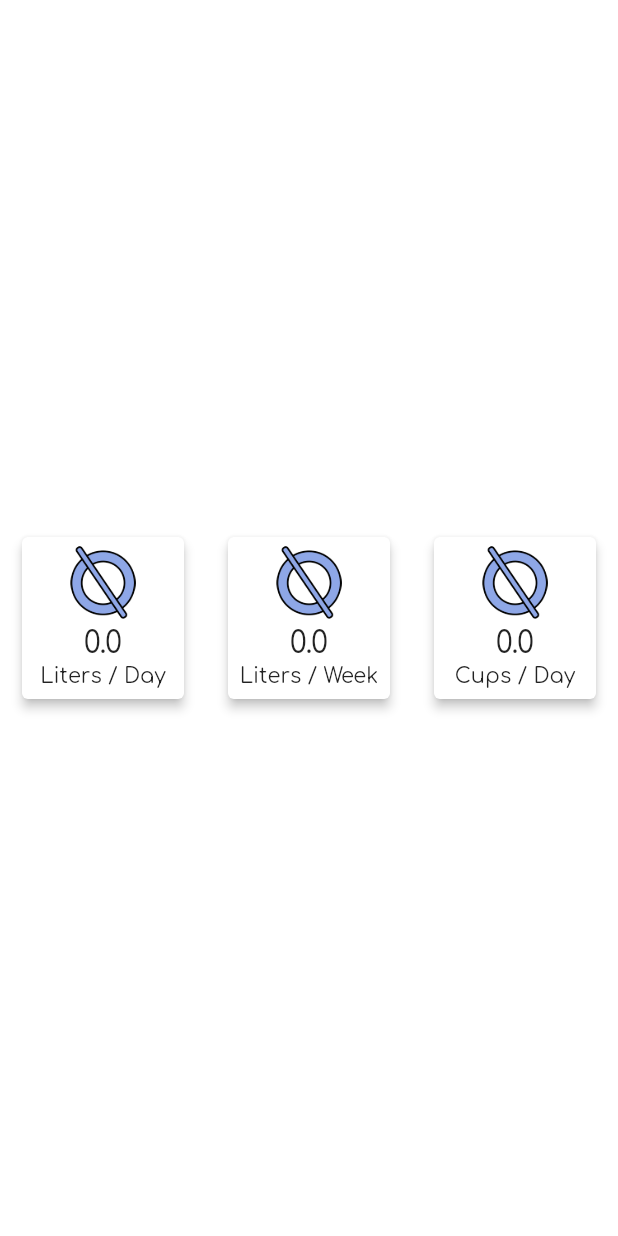
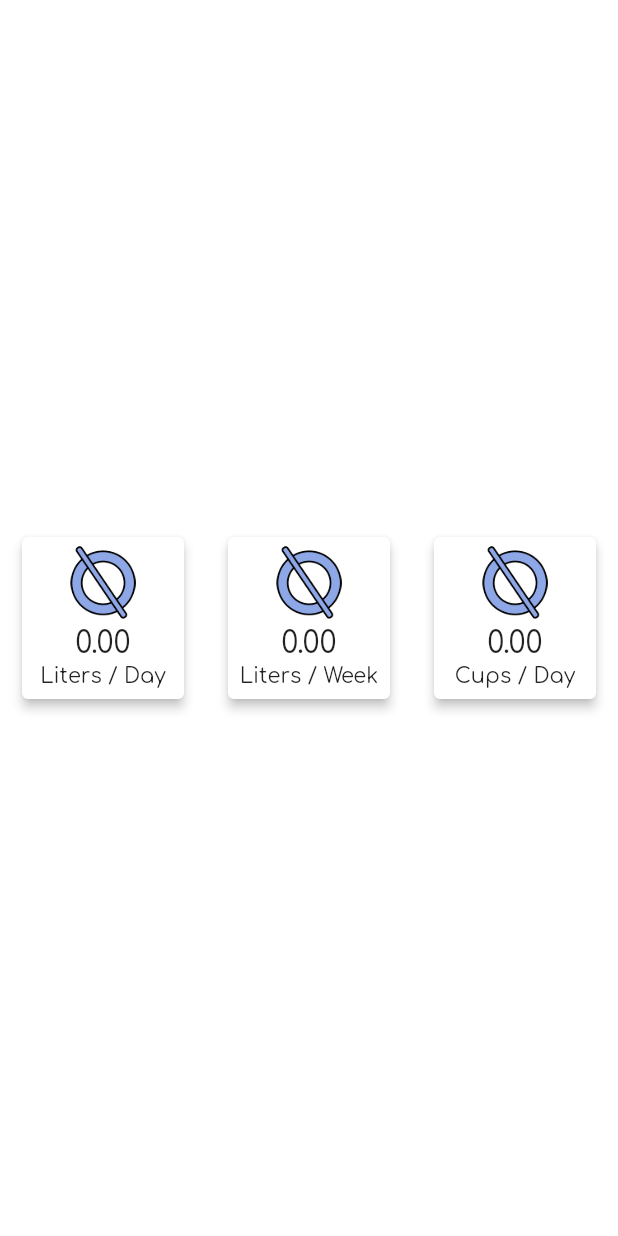
Before and after one commit to lu631str/Aquapido, a Flutter app: the Statistics screen opened directly, on a phone screen of 412 x 824 dp. Run offline on Flutter 3.47's test engine with Material 2 defaults, Android fonts, the phone set to English and light mode, and no system bars; our stand-ins replace easy_localization, flutter_xlider, google_fonts, introduction_screen, numberpicker, percent_indicator and 3 more; missing offline and left inert: grafpix, shake, time_range_picker; accounts and stored records are empty.

```diff
--- a/lib/Widgets/AverageCard.dart
+++ b/lib/Widgets/AverageCard.dart
@@ -10,6 +10,10 @@ class AverageCard extends StatelessWidget {
 
   AverageCard({this.subTitle, this.futureValue, this.isMl, Key key})
       : super(key: key);
+
+  String _formatValue(double value) {
+    return (value).toStringAsFixed(2);
+  }
 
   @override
   Widget build(BuildContext context) {
@@ -37,7 +41,7 @@ class AverageCard extends StatelessWidget {
                         );
                       else if (snapshot.hasData)
                         return Text(
-                          '${isMl == true ? snapshot.data / 1000 : snapshot.data}',
+                          '${isMl ? _formatValue(snapshot.data / 1000) : _formatValue(snapshot.data)}',
                           style: TextStyle(fontSize: fontSize),
                         );
                       else if (snapshot.hasError) {
```
Also changed, not shown: pubspec.lock.
